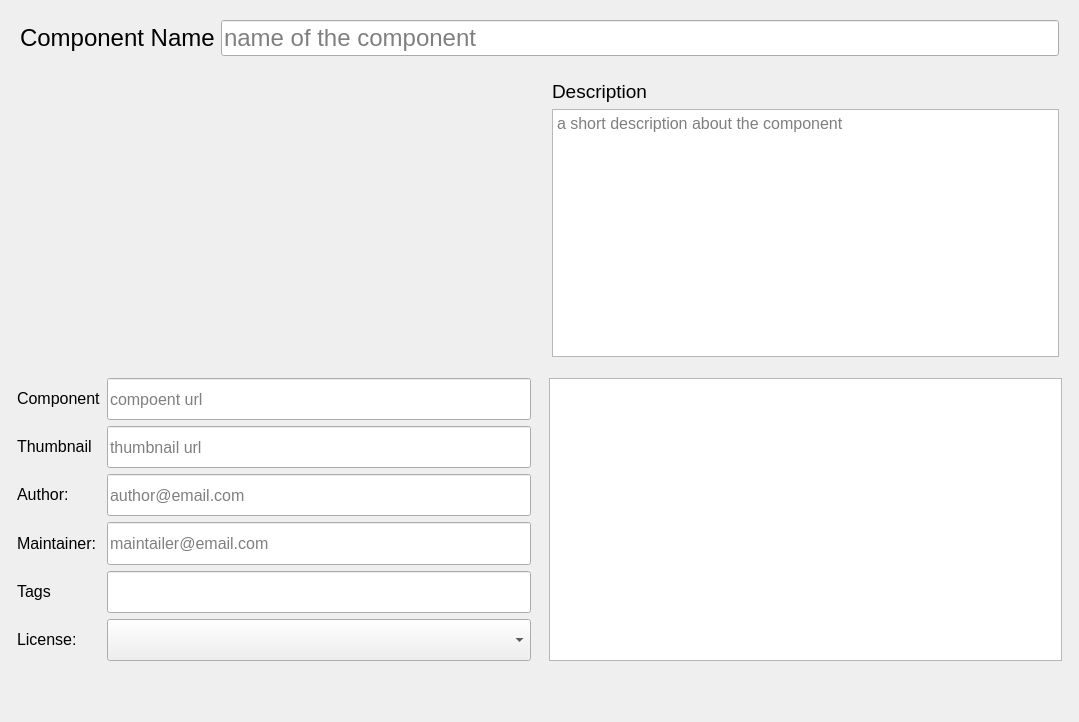
Before: the Qt Designer form src/interface/forms/component_form.ui in AmulyaParitosh/Component_Library_Plugin, drawn with Qt 5.
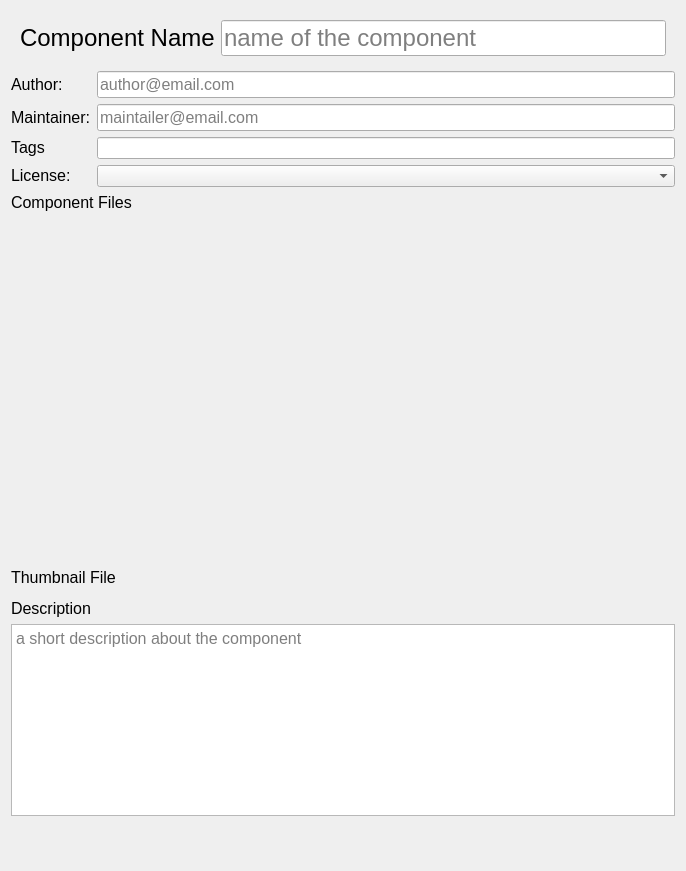
After: the same form once the commit is applied. Custom widgets are drawn as their Qt base class.

Commit message: create component dialog

The edit to the form file:
```diff
--- a/src/interface/forms/component_form.ui
+++ b/src/interface/forms/component_form.ui
@@ -1,13 +1,13 @@
 <?xml version="1.0" encoding="UTF-8"?>
 <ui version="4.0">
- <class>componentCreationForm</class>
- <widget class="QWidget" name="componentCreationForm">
+ <class>ComponentCreationForm</class>
+ <widget class="QDialog" name="ComponentCreationForm">
   <property name="geometry">
    <rect>
     <x>0</x>
     <y>0</y>
-    <width>1079</width>
-    <height>722</height>
+    <width>686</width>
+    <height>871</height>
    </rect>
   </property>
   <property name="windowTitle">
@@ -17,7 +17,7 @@
    <item>
     <widget class="QWidget" name="componentNameWidget" native="true">
      <property name="sizePolicy">
-      <sizepolicy hsizetype="Preferred" vsizetype="Preferred">
+      <sizepolicy hsizetype="Preferred" vsizetype="Maximum">
        <horstretch>0</horstretch>
        <verstretch>0</verstretch>
       </sizepolicy>
@@ -33,7 +33,7 @@
       <item>
        <widget class="QLineEdit" name="componentNameInput">
         <property name="sizePolicy">
-         <sizepolicy hsizetype="Expanding" vsizetype="Preferred">
+         <sizepolicy hsizetype="Expanding" vsizetype="Maximum">
           <horstretch>0</horstretch>
           <verstretch>0</verstretch>
          </sizepolicy>
@@ -55,90 +55,13 @@
     </widget>
    </item>
    <item>
-    <widget class="QWidget" name="formArea1" native="true">
-     <layout class="QHBoxLayout" name="horizontalLayout_2">
-      <property name="leftMargin">
-       <number>0</number>
-      </property>
-      <property name="topMargin">
-       <number>0</number>
-      </property>
-      <property name="rightMargin">
-       <number>0</number>
-      </property>
-      <property name="bottomMargin">
-       <number>0</number>
-      </property>
-      <item>
-       <widget class="QWidget" name="thumbnail" native="true">
-        <property name="sizePolicy">
-         <sizepolicy hsizetype="Expanding" vsizetype="Expanding">
-          <horstretch>0</horstretch>
-          <verstretch>0</verstretch>
-         </sizepolicy>
-        </property>
-       </widget>
-      </item>
-      <item>
-       <widget class="QWidget" name="descriptionWidget" native="true">
-        <property name="sizePolicy">
-         <sizepolicy hsizetype="Expanding" vsizetype="Preferred">
-          <horstretch>0</horstretch>
-          <verstretch>0</verstretch>
-         </sizepolicy>
-        </property>
-        <layout class="QVBoxLayout" name="verticalLayout_3">
-         <item>
-          <widget class="QLabel" name="descriptionLabel">
-           <property name="text">
-            <string>&lt;html&gt;&lt;head/&gt;&lt;body&gt;&lt;p&gt;&lt;span style=&quot; font-size:14pt;&quot;&gt;Description&lt;/span&gt;&lt;/p&gt;&lt;/body&gt;&lt;/html&gt;</string>
-           </property>
-          </widget>
-         </item>
-         <item>
-          <widget class="QPlainTextEdit" name="descriptionInput">
-           <property name="font">
-            <font>
-             <pointsize>12</pointsize>
-            </font>
-           </property>
-           <property name="placeholderText">
-            <string>a short description about the component</string>
-           </property>
-          </widget>
-         </item>
-        </layout>
-       </widget>
-      </item>
-     </layout>
-    </widget>
-   </item>
-   <item>
-    <widget class="QWidget" name="formArea2" native="true">
-     <property name="sizePolicy">
-      <sizepolicy hsizetype="Preferred" vsizetype="Expanding">
-       <horstretch>0</horstretch>
-       <verstretch>0</verstretch>
-      </sizepolicy>
-     </property>
-     <layout class="QHBoxLayout" name="horizontalLayout_4">
-      <property name="spacing">
-       <number>18</number>
-      </property>
-      <property name="leftMargin">
-       <number>6</number>
-      </property>
-      <property name="topMargin">
-       <number>6</number>
-      </property>
-      <property name="rightMargin">
-       <number>6</number>
-      </property>
-      <property name="bottomMargin">
-       <number>6</number>
-      </property>
-      <item>
        <widget class="QWidget" name="metadataWidget" native="true">
+     <property name="sizePolicy">
+      <sizepolicy hsizetype="Preferred" vsizetype="Maximum">
+       <horstretch>0</horstretch>
+       <verstretch>0</verstretch>
+      </sizepolicy>
+     </property>
         <property name="mouseTracking">
          <bool>false</bool>
         </property>
@@ -162,53 +85,22 @@
           <number>6</number>
          </property>
          <item row="1" column="0">
-          <widget class="QLabel" name="thumbUrlLabel">
+       <widget class="QLabel" name="authorLabel">
            <property name="sizePolicy">
-            <sizepolicy hsizetype="Maximum" vsizetype="Expanding">
+         <sizepolicy hsizetype="Maximum" vsizetype="Maximum">
              <horstretch>0</horstretch>
              <verstretch>0</verstretch>
             </sizepolicy>
            </property>
            <property name="text">
-            <string>&lt;html&gt;&lt;head/&gt;&lt;body&gt;&lt;p&gt;&lt;span style=&quot; font-size:12pt;&quot;&gt;Thumbnail&lt;/span&gt;&lt;/p&gt;&lt;/body&gt;&lt;/html&gt;</string>
+         <string>&lt;html&gt;&lt;head/&gt;&lt;body&gt;&lt;p&gt;&lt;span style=&quot; font-size:12pt;&quot;&gt;Author:&lt;/span&gt;&lt;/p&gt;&lt;/body&gt;&lt;/html&gt;</string>
            </property>
           </widget>
          </item>
-         <item row="6" column="0">
-          <widget class="QLabel" name="licenseLabel">
-           <property name="sizePolicy">
-            <sizepolicy hsizetype="Preferred" vsizetype="Expanding">
-             <horstretch>0</horstretch>
-             <verstretch>0</verstretch>
-            </sizepolicy>
-           </property>
-           <property name="text">
-            <string>&lt;html&gt;&lt;head/&gt;&lt;body&gt;&lt;p&gt;&lt;span style=&quot; font-size:12pt;&quot;&gt;License:&lt;/span&gt;&lt;/p&gt;&lt;/body&gt;&lt;/html&gt;</string>
-           </property>
-          </widget>
-         </item>
-         <item row="3" column="1">
-          <widget class="QLineEdit" name="authorInput">
-           <property name="sizePolicy">
-            <sizepolicy hsizetype="Expanding" vsizetype="Expanding">
-             <horstretch>0</horstretch>
-             <verstretch>0</verstretch>
-            </sizepolicy>
-           </property>
-           <property name="font">
-            <font>
-             <pointsize>12</pointsize>
-            </font>
-           </property>
-           <property name="placeholderText">
-            <string>author@email.com</string>
-           </property>
-          </widget>
-         </item>
-         <item row="4" column="1">
+      <item row="2" column="1">
           <widget class="QLineEdit" name="maintainerInput">
            <property name="sizePolicy">
-            <sizepolicy hsizetype="Expanding" vsizetype="Expanding">
+         <sizepolicy hsizetype="Expanding" vsizetype="Maximum">
              <horstretch>0</horstretch>
              <verstretch>0</verstretch>
             </sizepolicy>
@@ -223,28 +115,10 @@
            </property>
           </widget>
          </item>
-         <item row="0" column="1">
-          <widget class="QLineEdit" name="compUrlInput">
-           <property name="sizePolicy">
-            <sizepolicy hsizetype="Expanding" vsizetype="Expanding">
-             <horstretch>0</horstretch>
-             <verstretch>0</verstretch>
-            </sizepolicy>
-           </property>
-           <property name="font">
-            <font>
-             <pointsize>12</pointsize>
-            </font>
-           </property>
-           <property name="placeholderText">
-            <string>compoent url</string>
-           </property>
-          </widget>
-         </item>
-         <item row="4" column="0">
+      <item row="2" column="0">
           <widget class="QLabel" name="mainteinerLabel">
            <property name="sizePolicy">
-            <sizepolicy hsizetype="Preferred" vsizetype="Expanding">
+         <sizepolicy hsizetype="Preferred" vsizetype="Maximum">
              <horstretch>0</horstretch>
              <verstretch>0</verstretch>
             </sizepolicy>
@@ -254,10 +128,10 @@
            </property>
           </widget>
          </item>
-         <item row="6" column="1">
+      <item row="4" column="1">
           <widget class="QComboBox" name="licenseInput">
            <property name="sizePolicy">
-            <sizepolicy hsizetype="Expanding" vsizetype="Expanding">
+         <sizepolicy hsizetype="Expanding" vsizetype="Maximum">
              <horstretch>0</horstretch>
              <verstretch>0</verstretch>
             </sizepolicy>
@@ -270,54 +144,33 @@
            </property>
           </widget>
          </item>
+      <item row="3" column="1">
+       <widget class="TagBar" name="tagsWidget">
+        <property name="sizePolicy">
+         <sizepolicy hsizetype="Expanding" vsizetype="Maximum">
+          <horstretch>0</horstretch>
+          <verstretch>0</verstretch>
+         </sizepolicy>
+        </property>
+       </widget>
+      </item>
+      <item row="4" column="0">
+       <widget class="QLabel" name="licenseLabel">
+        <property name="sizePolicy">
+         <sizepolicy hsizetype="Preferred" vsizetype="Maximum">
+          <horstretch>0</horstretch>
+          <verstretch>0</verstretch>
+         </sizepolicy>
+        </property>
+        <property name="text">
+         <string>&lt;html&gt;&lt;head/&gt;&lt;body&gt;&lt;p&gt;&lt;span style=&quot; font-size:12pt;&quot;&gt;License:&lt;/span&gt;&lt;/p&gt;&lt;/body&gt;&lt;/html&gt;</string>
+        </property>
+       </widget>
+      </item>
          <item row="3" column="0">
-          <widget class="QLabel" name="authorLabel">
-           <property name="sizePolicy">
-            <sizepolicy hsizetype="Maximum" vsizetype="Expanding">
-             <horstretch>0</horstretch>
-             <verstretch>0</verstretch>
-            </sizepolicy>
-           </property>
-           <property name="text">
-            <string>&lt;html&gt;&lt;head/&gt;&lt;body&gt;&lt;p&gt;&lt;span style=&quot; font-size:12pt;&quot;&gt;Author:&lt;/span&gt;&lt;/p&gt;&lt;/body&gt;&lt;/html&gt;</string>
-           </property>
-          </widget>
-         </item>
-         <item row="0" column="0">
-          <widget class="QLabel" name="compUrlLabel">
-           <property name="sizePolicy">
-            <sizepolicy hsizetype="Maximum" vsizetype="Expanding">
-             <horstretch>0</horstretch>
-             <verstretch>0</verstretch>
-            </sizepolicy>
-           </property>
-           <property name="text">
-            <string>&lt;html&gt;&lt;head/&gt;&lt;body&gt;&lt;p&gt;&lt;span style=&quot; font-size:12pt;&quot;&gt;Component&lt;/span&gt;&lt;/p&gt;&lt;/body&gt;&lt;/html&gt;</string>
-           </property>
-          </widget>
-         </item>
-         <item row="1" column="1">
-          <widget class="QLineEdit" name="thumbUrlInput">
-           <property name="sizePolicy">
-            <sizepolicy hsizetype="Expanding" vsizetype="Expanding">
-             <horstretch>0</horstretch>
-             <verstretch>0</verstretch>
-            </sizepolicy>
-           </property>
-           <property name="font">
-            <font>
-             <pointsize>12</pointsize>
-            </font>
-           </property>
-           <property name="placeholderText">
-            <string>thumbnail url</string>
-           </property>
-          </widget>
-         </item>
-         <item row="5" column="0">
           <widget class="QLabel" name="tagsLabel">
            <property name="sizePolicy">
-            <sizepolicy hsizetype="Maximum" vsizetype="Expanding">
+         <sizepolicy hsizetype="Maximum" vsizetype="Maximum">
              <horstretch>0</horstretch>
              <verstretch>0</verstretch>
             </sizepolicy>
@@ -327,33 +180,108 @@
            </property>
           </widget>
          </item>
-         <item row="5" column="1">
-          <widget class="TagBar" name="tagsWidget">
+      <item row="1" column="1">
+       <widget class="QLineEdit" name="authorInput">
            <property name="sizePolicy">
-            <sizepolicy hsizetype="Expanding" vsizetype="Expanding">
+         <sizepolicy hsizetype="Expanding" vsizetype="Maximum">
              <horstretch>0</horstretch>
              <verstretch>0</verstretch>
             </sizepolicy>
            </property>
+        <property name="font">
+         <font>
+          <pointsize>12</pointsize>
+         </font>
+        </property>
+        <property name="placeholderText">
+         <string>author@email.com</string>
+        </property>
           </widget>
          </item>
         </layout>
        </widget>
       </item>
       <item>
-       <widget class="QListWidget" name="listWidget">
+    <widget class="QLabel" name="compLabel">
         <property name="sizePolicy">
-         <sizepolicy hsizetype="Expanding" vsizetype="Expanding">
+      <sizepolicy hsizetype="Expanding" vsizetype="Maximum">
           <horstretch>0</horstretch>
           <verstretch>0</verstretch>
          </sizepolicy>
         </property>
-        <property name="lineWidth">
-         <number>0</number>
+     <property name="text">
+      <string>&lt;html&gt;&lt;head/&gt;&lt;body&gt;&lt;p&gt;&lt;span style=&quot; font-size:12pt;&quot;&gt;Component Files&lt;/span&gt;&lt;/p&gt;&lt;/body&gt;&lt;/html&gt;</string>
         </property>
        </widget>
       </item>
-     </layout>
+   <item>
+    <widget class="FileList" name="componentFiles" native="true">
+     <property name="sizePolicy">
+      <sizepolicy hsizetype="Expanding" vsizetype="Minimum">
+       <horstretch>0</horstretch>
+       <verstretch>0</verstretch>
+      </sizepolicy>
+     </property>
+    </widget>
+   </item>
+   <item>
+    <widget class="QLabel" name="thumbLabel">
+     <property name="sizePolicy">
+      <sizepolicy hsizetype="Expanding" vsizetype="Maximum">
+       <horstretch>0</horstretch>
+       <verstretch>0</verstretch>
+      </sizepolicy>
+     </property>
+     <property name="text">
+      <string>&lt;html&gt;&lt;head/&gt;&lt;body&gt;&lt;p&gt;&lt;span style=&quot; font-size:12pt;&quot;&gt;Thumbnail File&lt;/span&gt;&lt;/p&gt;&lt;/body&gt;&lt;/html&gt;</string>
+     </property>
+    </widget>
+   </item>
+   <item>
+    <widget class="FileItem" name="thumbnailFile" native="true">
+     <property name="sizePolicy">
+      <sizepolicy hsizetype="Expanding" vsizetype="Maximum">
+       <horstretch>0</horstretch>
+       <verstretch>0</verstretch>
+      </sizepolicy>
+     </property>
+    </widget>
+   </item>
+   <item>
+    <widget class="QLabel" name="descriptionLabel">
+     <property name="sizePolicy">
+      <sizepolicy hsizetype="Preferred" vsizetype="Maximum">
+       <horstretch>0</horstretch>
+       <verstretch>0</verstretch>
+      </sizepolicy>
+     </property>
+     <property name="maximumSize">
+      <size>
+       <width>16777213</width>
+       <height>16777215</height>
+      </size>
+     </property>
+     <property name="text">
+      <string>&lt;html&gt;&lt;head/&gt;&lt;body&gt;&lt;p&gt;&lt;span style=&quot; font-size:12pt;&quot;&gt;Description&lt;/span&gt;&lt;/p&gt;&lt;/body&gt;&lt;/html&gt;</string>
+     </property>
+    </widget>
+   </item>
+   <item>
+    <widget class="QPlainTextEdit" name="descriptionInput">
+     <property name="sizePolicy">
+      <sizepolicy hsizetype="Expanding" vsizetype="Maximum">
+       <horstretch>0</horstretch>
+       <verstretch>0</verstretch>
+      </sizepolicy>
+     </property>
+     <property name="font">
+      <font>
+       <pointsize>12</pointsize>
+      </font>
+     </property>
+     <property name="placeholderText">
+      <string>a short description about the component</string>
+     </property>
     </widget>
    </item>
    <item>
@@ -389,6 +317,18 @@
    <extends>QLineEdit</extends>
    <header location="global">src/interface/widgets</header>
   </customwidget>
+  <customwidget>
+   <class>FileList</class>
+   <extends>QWidget</extends>
+   <header>src/interface/widgets</header>
+   <container>1</container>
+  </customwidget>
+  <customwidget>
+   <class>FileItem</class>
+   <extends>QWidget</extends>
+   <header>src/interface/widgets</header>
+   <container>1</container>
+  </customwidget>
  </customwidgets>
  <resources/>
  <connections/>
```
Left out of the diff: 4 changed lines with no effect on the pictures. Lines whose indentation alone changed are shown as unchanged. The commit also changes 14 other files.
